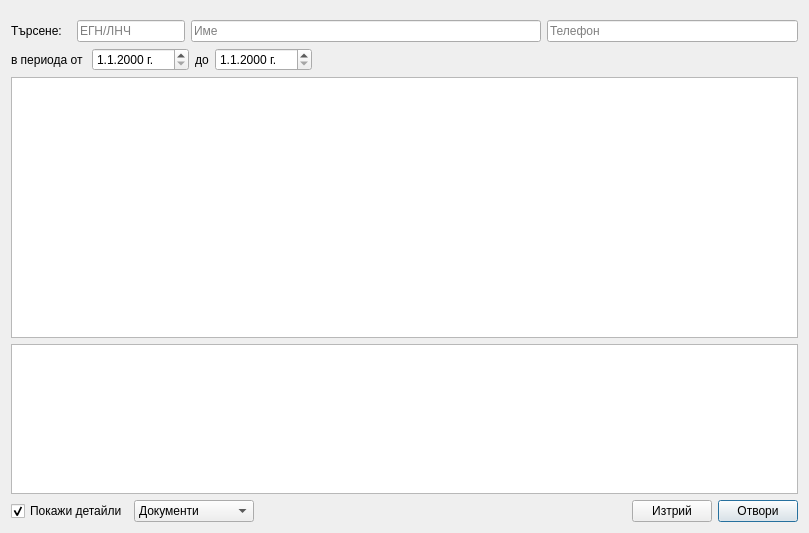
This is src/View/Widgets/BrowserDialog.ui in thefinalcutbg/DinoDent as Qt 5 draws it before an edit. The edited form follows.
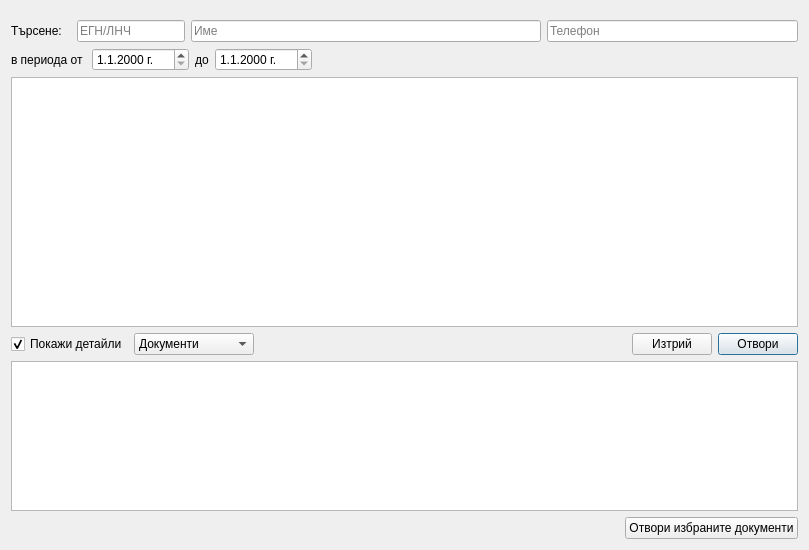
This is the edited form. Custom widgets are drawn as their Qt base class.

Commit message: Open patient documents implemented

```diff
--- a/src/View/Widgets/BrowserDialog.ui
+++ b/src/View/Widgets/BrowserDialog.ui
@@ -7,7 +7,7 @@
     <x>0</x>
     <y>0</y>
     <width>809</width>
-    <height>533</height>
+    <height>535</height>
    </rect>
   </property>
   <property name="windowTitle">
@@ -195,28 +195,6 @@
         </property>
        </widget>
       </item>
-      <item>
-       <widget class="ListTable" name="preView">
-        <property name="sizePolicy">
-         <sizepolicy hsizetype="Expanding" vsizetype="Fixed">
-          <horstretch>0</horstretch>
-          <verstretch>0</verstretch>
-         </sizepolicy>
-        </property>
-        <property name="minimumSize">
-         <size>
-          <width>0</width>
-          <height>0</height>
-         </size>
-        </property>
-        <property name="maximumSize">
-         <size>
-          <width>16777215</width>
-          <height>150</height>
-         </size>
-        </property>
-       </widget>
-      </item>
       <item>
        <layout class="QHBoxLayout" name="horizontal_layout">
         <item>
@@ -287,6 +265,55 @@
         </item>
        </layout>
       </item>
+      <item>
+       <widget class="ListTable" name="preView">
+        <property name="sizePolicy">
+         <sizepolicy hsizetype="Expanding" vsizetype="Fixed">
+          <horstretch>0</horstretch>
+          <verstretch>0</verstretch>
+         </sizepolicy>
+        </property>
+        <property name="minimumSize">
+         <size>
+          <width>0</width>
+          <height>0</height>
+         </size>
+        </property>
+        <property name="maximumSize">
+         <size>
+          <width>16777215</width>
+          <height>150</height>
+         </size>
+        </property>
+       </widget>
+      </item>
+      <item>
+       <layout class="QHBoxLayout" name="horizontalLayout">
+        <property name="bottomMargin">
+         <number>0</number>
+        </property>
+        <item>
+         <spacer name="horizontalSpacer_3">
+          <property name="orientation">
+           <enum>Qt::Horizontal</enum>
+          </property>
+          <property name="sizeHint" stdset="0">
+           <size>
+            <width>40</width>
+            <height>20</height>
+           </size>
+          </property>
+         </spacer>
+        </item>
+        <item>
+         <widget class="QPushButton" name="openDocButton">
+          <property name="text">
+           <string>Отвори избраните документи</string>
+          </property>
+         </widget>
+        </item>
+       </layout>
+      </item>
      </layout>
     </widget>
    </item>
```
The commit also changes 6 other files.
